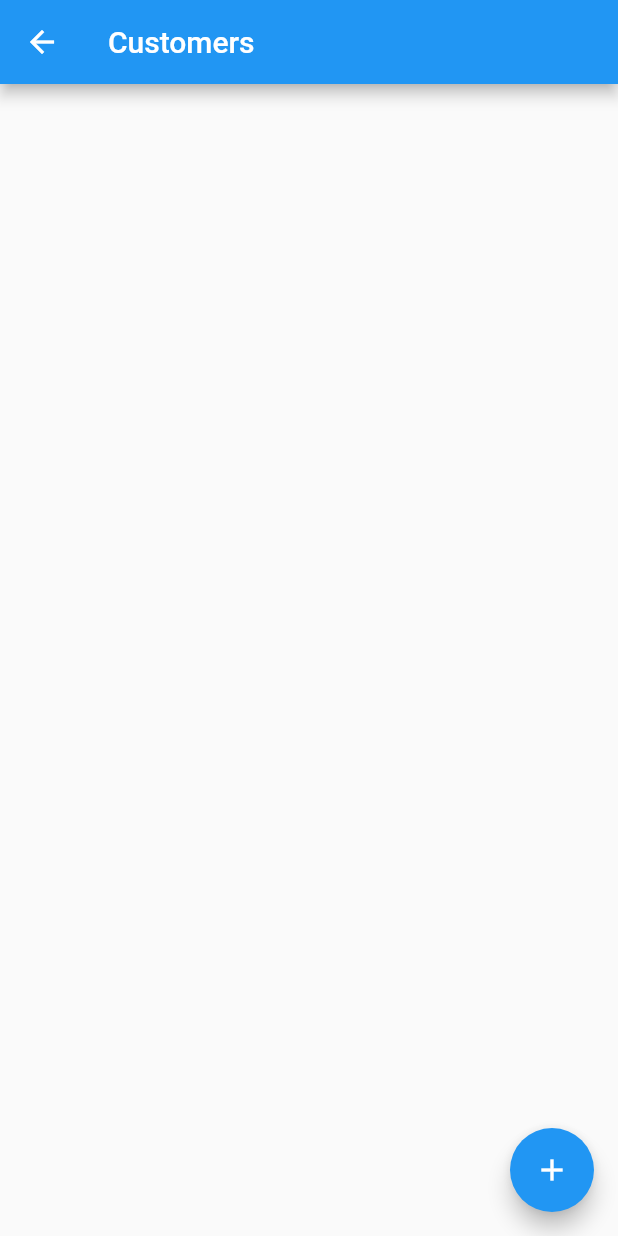
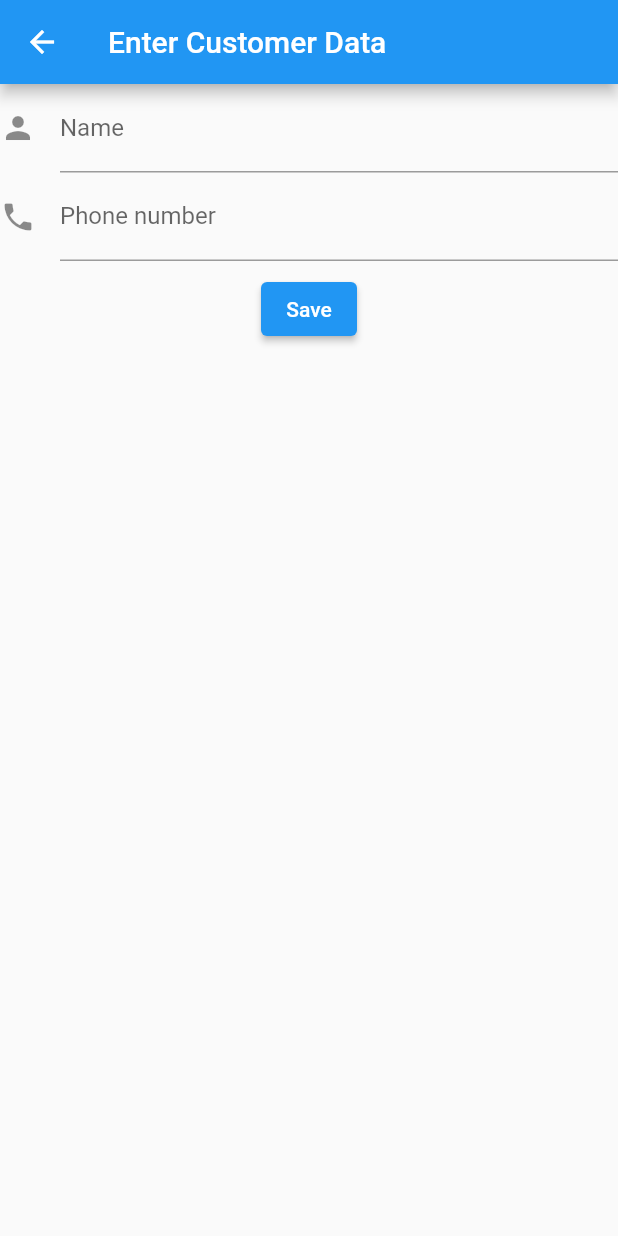
Before and after one commit to Ashmit101/kapaas, a Flutter app: the CustomerScreen screen opened by its route, after a tap on the "add" icon, on a phone screen of 412 x 824 dp. Run offline on Flutter 3.47's test engine with Material 2 defaults, Android fonts, the phone set to English and light mode, and no system bars.

Commit message:
Add form for customers
Fix: #1

```diff
--- /dev/null
+++ b/lib/forms/customers_form.dart
@@ -0,0 +1,68 @@
+import 'package:flutter/material.dart';
+
+class CustomersForm extends StatefulWidget {
+  const CustomersForm({Key? key}) : super(key: key);
+
+  @override
+  State<StatefulWidget> createState() => _CustomerFormState();
+}
+
+class _CustomerFormState extends State<CustomersForm> {
+  final GlobalKey<FormState> _formKey = GlobalKey<FormState>();
+  @override
+  Widget build(BuildContext context) {
+    return Scaffold(
+      appBar: AppBar(
+        title: const Text('Enter Customer Data'),
+      ),
+      body: Form(
+        key: _formKey,
+        child: Column(
+          children: [
+            TextFormField(
+              decoration: const InputDecoration(
+                icon: Icon(Icons.person),
+                hintText: 'What is the customer\'s name?',
+                label: Text('Name'),
+              ),
+              keyboardType: TextInputType.name,
+              validator: ((value) {
+                if (value == null || value.isEmpty) {
+                  return 'Please enter a name';
+                }
+                return null;
+              }),
+            ),
+            TextFormField(
+              decoration: const InputDecoration(
+                icon: Icon(Icons.phone),
+                hintText: 'What is the customer\'s phone number?',
+                label: Text('Phone number'),
+              ),
+              keyboardType: TextInputType.name,
+              validator: ((value) {
+                if (value == null || value.isEmpty) {
+                  return 'Please enter a contact number';
+                } else if (value.length != 10 && value.length != 7) {
+                  return 'Enter a valid phone number';
+                }
+
+                return null;
+              }),
+            ),
+            Padding(
+              padding: const EdgeInsets.all(8.0),
+              child: ElevatedButton(
+                  onPressed: () {
+                    if (_formKey.currentState!.validate()) {
+                      //Info correct
+                    }
+                  },
+                  child: const Text('Save')),
+            ),
+          ],
+        ),
+      ),
+    );
+  }
+}
--- a/lib/main.dart
+++ b/lib/main.dart
@@ -1,4 +1,5 @@
 import 'package:flutter/material.dart';
+import 'package:kapaas/forms/customers_form.dart';
 import 'package:kapaas/screens/customers.dart';
 import 'screens/screens.dart';
 
@@ -20,6 +21,7 @@
       routes: {
         '/': (context) => const MyHomePage(title: 'Kapaas'),
         '/customers': (context) => const CustomerScreen(),
+        '/customers/form': (context) => const CustomersForm(),
       },
     );
   }
--- a/lib/screens/customers.dart
+++ b/lib/screens/customers.dart
@@ -17,6 +17,7 @@ class _CustomerScreenState extends State<CustomerScreen> {
       floatingActionButton: FloatingActionButton(
         onPressed: (() {
           //DO something
+          Navigator.pushNamed(context, '/customers/form');
         }),
         child: const Icon(Icons.add),
       ),
```
Also changed, not shown: 3 other files.
